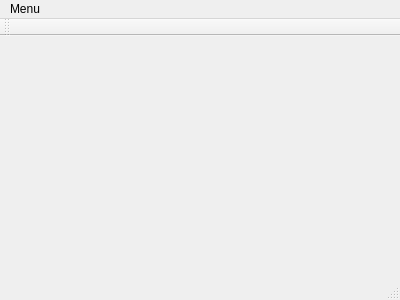
Before: the Qt Designer form DEExp/mainwindow.ui in yunhasnawa/DEExp, drawn with Qt 5.
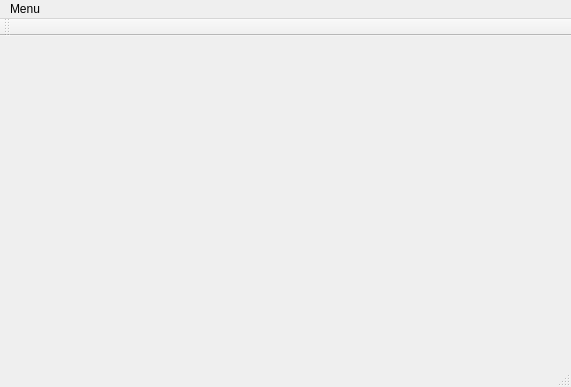
After: the same form once the commit is applied.

```diff
--- a/DEExp/mainwindow.ui
+++ b/DEExp/mainwindow.ui
@@ -6,8 +6,8 @@
    <rect>
     <x>0</x>
     <y>0</y>
-    <width>400</width>
-    <height>300</height>
+    <width>571</width>
+    <height>387</height>
    </rect>
   </property>
   <property name="windowTitle">
@@ -19,7 +19,7 @@
     <rect>
      <x>0</x>
      <y>0</y>
-     <width>400</width>
+     <width>571</width>
      <height>20</height>
     </rect>
    </property>
```
Left out of the diff: 8 changed lines with no effect on the pictures.
